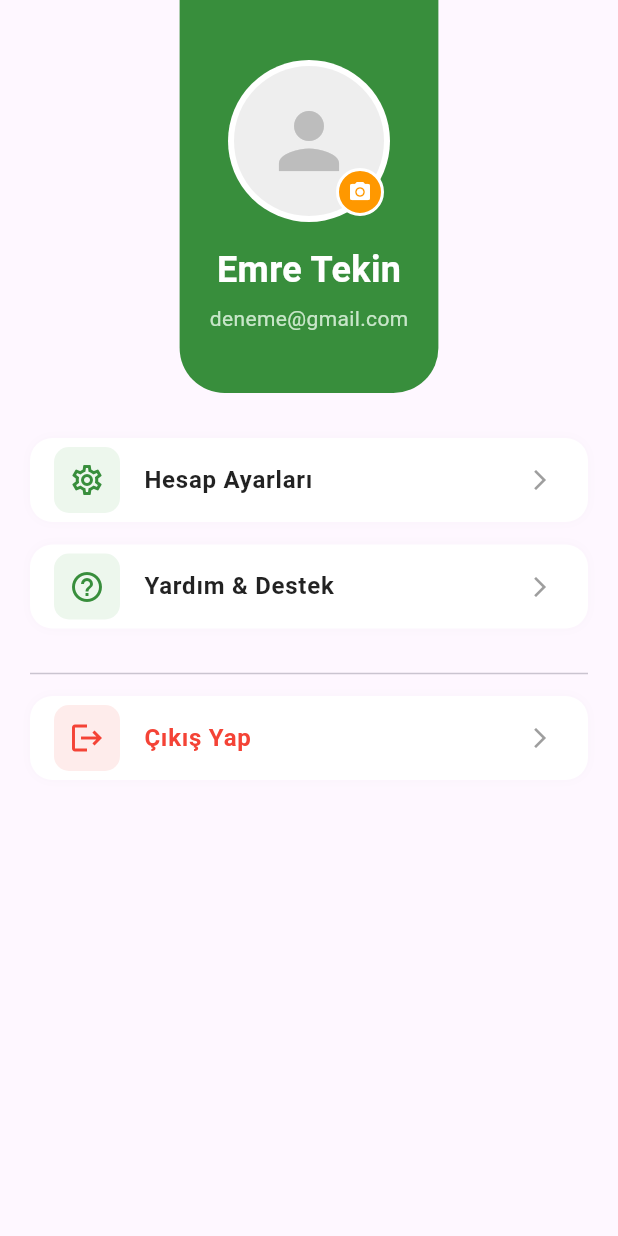
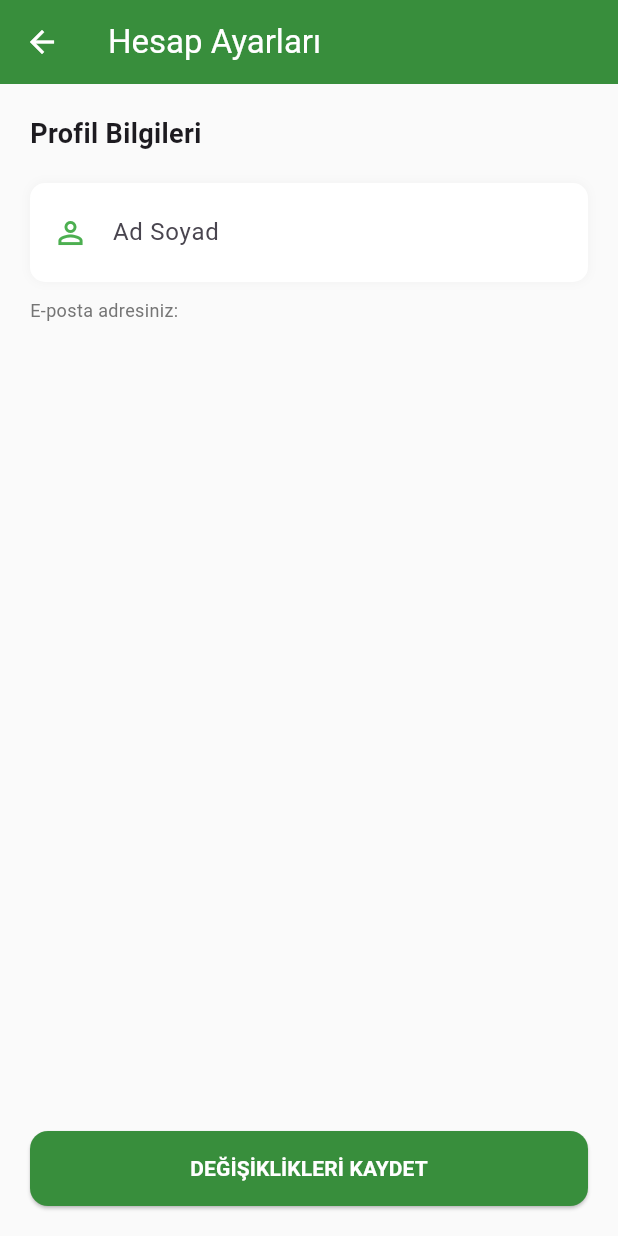
Before and after one commit to bosdancimehmet/Tasarim, a Flutter app: the ProfileContent widget shown alone on an empty page, opened directly, after a tap on "Hesap Ayarları", on a phone screen of 412 x 824 dp. Run offline on Flutter 3.47's test engine with Material 3 defaults, Android fonts, the phone set to English and light mode, and no system bars; our stand-ins replace cloud_firestore, firebase_auth, firebase_core; accounts and stored records are empty; network calls fail.

Commit message:
Firebase Auth, Firestore veritabani ve Profil Ayarlari eklendi

```diff
--- /dev/null
+++ b/lib/account_settings_page.dart
@@ -0,0 +1,117 @@
+import 'package:flutter/material.dart';
+import 'package:firebase_auth/firebase_auth.dart';
+
+class AccountSettingsPage extends StatefulWidget {
+  const AccountSettingsPage({super.key});
+
+  @override
+  State<AccountSettingsPage> createState() => _AccountSettingsPageState();
+}
+
+class _AccountSettingsPageState extends State<AccountSettingsPage> {
+  final _nameController = TextEditingController();
+  final user = FirebaseAuth.instance.currentUser; // Mevcut kullanıcıyı al
+  bool isLoading = false;
+
+  @override
+  void initState() {
+    super.initState();
+    // Sayfa açıldığında mevcut ismi kutucuğa otomatik yaz
+    _nameController.text = user?.displayName ?? "";
+  }
+
+  // --- İSİM GÜNCELLEME FONKSİYONU ---
+  Future<void> _updateName() async {
+    if (_nameController.text.isEmpty) return;
+
+    setState(() => isLoading = true);
+
+    try {
+      // 1. Firebase'deki ismi güncelle
+      await user?.updateDisplayName(_nameController.text.trim());
+
+      // 2. Kullanıcı bilgilerini yenile (Lokal cache temizlensin)
+      await user?.reload();
+
+      if (mounted) {
+        ScaffoldMessenger.of(context).showSnackBar(
+          const SnackBar(content: Text("İsim başarıyla güncellendi!"), backgroundColor: Colors.green),
+        );
+        Navigator.pop(context); // Sayfayı kapat ve geri dön
+      }
+    } catch (e) {
+      ScaffoldMessenger.of(context).showSnackBar(
+        SnackBar(content: Text("Hata: $e"), backgroundColor: Colors.red),
+      );
+    } finally {
+      if (mounted) setState(() => isLoading = false);
+    }
+  }
+
+  @override
+  Widget build(BuildContext context) {
+    return Scaffold(
+      backgroundColor: Colors.grey[50],
+      appBar: AppBar(
+        title: const Text("Hesap Ayarları", style: TextStyle(color: Colors.white)),
+        backgroundColor: Colors.green[700],
+        iconTheme: const IconThemeData(color: Colors.white),
+      ),
+      body: Padding(
+        padding: const EdgeInsets.all(20.0),
+        child: Column(
+          crossAxisAlignment: CrossAxisAlignment.start,
+          children: [
+            const Text(
+              "Profil Bilgileri",
+              style: TextStyle(fontSize: 18, fontWeight: FontWeight.bold),
+            ),
+            const SizedBox(height: 20),
+
+            // İsim Değiştirme Kutusu
+            Container(
+              padding: const EdgeInsets.symmetric(horizontal: 15, vertical: 5),
+              decoration: BoxDecoration(
+                color: Colors.white,
+                borderRadius: BorderRadius.circular(10),
+                boxShadow: [BoxShadow(color: Colors.grey.withOpacity(0.1), blurRadius: 5)],
+              ),
+              child: TextField(
+                controller: _nameController,
+                decoration: const InputDecoration(
+                  labelText: "Ad Soyad",
+                  border: InputBorder.none,
+                  icon: Icon(Icons.person_outline, color: Colors.green),
+                ),
+              ),
+            ),
+
+            const SizedBox(height: 10),
+            Text(
+              "E-posta adresiniz: ${user?.email}",
+              style: TextStyle(color: Colors.grey[600], fontSize: 12),
+            ),
+
+            const Spacer(),
+
+            // Kaydet Butonu
+            SizedBox(
+              width: double.infinity,
+              height: 50,
+              child: ElevatedButton(
+                onPressed: isLoading ? null : _updateName,
+                style: ElevatedButton.styleFrom(
+                  backgroundColor: Colors.green[700],
+                  shape: RoundedRectangleBorder(borderRadius: BorderRadius.circular(12)),
+                ),
+                child: isLoading
+                  ? const CircularProgressIndicator(color: Colors.white)
+                  : const Text("DEĞİŞİKLİKLERİ KAYDET", style: TextStyle(color: Colors.white, fontWeight: FontWeight.bold)),
+              ),
+            ),
+          ],
+        ),
+      ),
+    );
+  }
+}
--- a/lib/home_page.dart
+++ b/lib/home_page.dart
@@ -1,7 +1,10 @@
 import 'package:flutter/material.dart';
 import 'dart:math' as math;
+import 'package:firebase_auth/firebase_auth.dart';
 import 'waste_history_page.dart';
-import 'waste_data.dart'; // Ortak veriyi dahil ettik
+import 'waste_data.dart';
+import 'main.dart';
+import 'account_settings_page.dart';
 
 class HomePage extends StatefulWidget {
   const HomePage({super.key});
@@ -22,7 +25,6 @@ class _HomePageState extends State<HomePage> {
   @override
   Widget build(BuildContext context) {
     // Sayfa içerikleri
-    // HomeContent'e sayfayı yenilemesi için bir fonksiyon (onRefresh) gönderiyoruz
     final List<Widget> pages = [
       HomeContent(onRefresh: () => setState(() {})),
       const CameraPlaceholder(),
@@ -64,19 +66,17 @@ class _HomePageState extends State<HomePage> {
 
 // --- ANA SAYFA İÇERİĞİ ---
 class HomeContent extends StatelessWidget {
-  final VoidCallback onRefresh; // Sayfayı yenilemek için gerekli fonksiyon
+  final VoidCallback onRefresh;
 
   const HomeContent({super.key, required this.onRefresh});
 
   @override
   Widget build(BuildContext context) {
-    // 3. ADIM: Verileri global dosyadan okuyup topluyoruz
     int totalCount = 0;
     globalWasteData.forEach((key, value) {
       totalCount += (value['count'] as int);
     });
 
-    // 4. ADIM: Yüzdeyi global hedefe göre hesaplıyoruz
     double progressPercent = (totalCount / (globalTargetCount > 0 ? globalTargetCount : 1)).clamp(0.0, 1.0);
 
     return SingleChildScrollView(
@@ -132,14 +132,13 @@ class HomeContent extends StatelessWidget {
           ),
           const SizedBox(height: 30),
 
-          // --- ÇEVRESEL KAZANIMLAR (DİNAMİK) ---
+          // --- ÇEVRESEL KAZANIMLAR ---
           Row(
             mainAxisAlignment: MainAxisAlignment.spaceBetween,
             children: [
               const Text("Çevresel Kazanımlarım", style: TextStyle(fontSize: 18, fontWeight: FontWeight.bold)),
               TextButton(
                 onPressed: () {
-                  // Detay sayfasına git ve DÖNDÜĞÜNDE ekranı yenile
                   Navigator.push(context, MaterialPageRoute(builder: (context) => const WasteHistoryPage())).then((_) {
                     onRefresh();
                   });
@@ -165,15 +164,12 @@ class HomeContent extends StatelessWidget {
               ),
               child: Column(
                 children: [
-                  // --- ÖZEL ARC WIDGET (ARTIK DİNAMİK) ---
                   ArcProgressBar(
                     percentage: progressPercent,
                     value: "$totalCount",
                     label: "ADET",
                   ),
-
                   const SizedBox(height: 30),
-
                   Row(
                     mainAxisAlignment: MainAxisAlignment.spaceBetween,
                     children: [
@@ -230,16 +226,19 @@ class CameraPlaceholder extends StatelessWidget {
   }
 }
 
-// --- 3. PROFİL SAYFASI (SADELEŞTİRİLMİŞ HALİ) ---
+// --- 3. PROFİL SAYFASI ---
 class ProfileContent extends StatelessWidget {
   const ProfileContent({super.key});
 
   @override
   Widget build(BuildContext context) {
+    // Firebase'den mevcut kullanıcıyı alıyoruz
+    final user = FirebaseAuth.instance.currentUser;
+
     return SingleChildScrollView(
       child: Column(
         children: [
-          // 1. ÜST BAŞLIK (Profil Fotosu ve İsim) - AYNI KALDI
+          // 1. ÜST BAŞLIK (Profil Fotosu ve Dinamik İsim)
           Container(
             padding: const EdgeInsets.symmetric(vertical: 40, horizontal: 20),
             decoration: BoxDecoration(
@@ -279,31 +278,64 @@ class ProfileContent extends StatelessWidget {
                   ],
                 ),
                 const SizedBox(height: 15),
-                const Text(
-                  "Emre Tekin",
-                  style: TextStyle(fontSize: 24, fontWeight: FontWeight.bold, color: Colors.white),
+                // --- DİNAMİK İSİM ---
+                Text(
+                  user?.displayName ?? "Kullanıcı", // Kullanıcı adı yoksa "Kullanıcı" yazar
+                  style: const TextStyle(fontSize: 24, fontWeight: FontWeight.bold, color: Colors.white),
                 ),
                 const SizedBox(height: 5),
+                // --- DİNAMİK EMAİL ---
                 Text(
-                  "deneme@gmail.com",
+                  user?.email ?? "E-posta bulunamadı",
                   style: TextStyle(fontSize: 14, color: Colors.green[100]),
                 ),
               ],
             ),
           ),
 
-          const SizedBox(height: 30), // Boşluğu biraz artırdık çünkü aradaki kartlar gitti
+          const SizedBox(height: 30),
 
-          // 2. MENÜ SEÇENEKLERİ (SADELEŞTİRİLDİ)
+          // 2. MENÜ SEÇENEKLERİ
           Padding(
             padding: const EdgeInsets.symmetric(horizontal: 20),
             child: Column(
               children: [
-                _buildMenuOption(Icons.settings_outlined, "Hesap Ayarları"),
-                // "Geri Dönüşüm Geçmişi" ve "Sıralama" buradan silindi.
+                // --- 2.Hesap Ayarları Linki ---
+                _buildMenuOption(
+                  Icons.settings_outlined,
+                  "Hesap Ayarları",
+                  onTap: () {
+                    Navigator.push(
+                      context,
+                      MaterialPageRoute(builder: (context) => const AccountSettingsPage()),
+                    ).then((_) {
+                      // Geri dönünce sayfayı yeniliyoruz ki isim değişsin
+                      (context as Element).markNeedsBuild();
+                    });
+                  }
+                ),
+
                 _buildMenuOption(Icons.help_outline, "Yardım & Destek"),
                 const Divider(height: 30),
-                _buildMenuOption(Icons.logout, "Çıkış Yap", isDestructive: true),
+
+                // --- ÇIKIŞ YAP BUTONU ---
+                _buildMenuOption(
+                  Icons.logout,
+                  "Çıkış Yap",
+                  isDestructive: true,
+                  onTap: () async {
+                    // Firebase'den çıkış yap
+                    await FirebaseAuth.instance.signOut();
+
+                    // Giriş ekranına yönlendir ve geçmişi temizle
+                    if (context.mounted) {
+                       Navigator.of(context).pushAndRemoveUntil(
+                        MaterialPageRoute(builder: (context) => const AuthScreen()),
+                        (route) => false,
+                      );
+                    }
+                  }
+                ),
               ],
             ),
           ),
@@ -313,8 +345,8 @@ class ProfileContent extends StatelessWidget {
     );
   }
 
-  // Menü oluşturucu (İstatistik oluşturucu silindi çünkü artık kullanılmıyor)
-  Widget _buildMenuOption(IconData icon, String title, {bool isDestructive = false}) {
+  // Menü oluşturucu
+  Widget _buildMenuOption(IconData icon, String title, {bool isDestructive = false, VoidCallback? onTap}) {
     return Container(
       margin: const EdgeInsets.only(bottom: 15),
       decoration: BoxDecoration(
@@ -336,7 +368,7 @@ class ProfileContent extends StatelessWidget {
           style: TextStyle(fontWeight: FontWeight.w600, color: isDestructive ? Colors.red : Colors.black87),
         ),
         trailing: const Icon(Icons.arrow_forward_ios, size: 16, color: Colors.grey),
-        onTap: () {},
+        onTap: onTap ?? () {},
       ),
     );
   }
--- a/lib/waste_data.dart
+++ b/lib/waste_data.dart
@@ -1,8 +1,8 @@
-// Global Hedef Değişkenleri (Tüm sayfalardan erişilebilir)
+// Global Hedef Değişkenleri
 int globalTargetCount = 250; // Varsayılan hedef
 int globalTargetMoney = 1000; // Varsayılan puan hedefi
 
-// Global Atık Verisi (İki sayfa da burayı kullanacak)
+// Global Atık Verisi
 final Map<String, dynamic> globalWasteData = {
   "Plastik": {"count": 12, "price": 10},
   "Kağıt": {"count": 5, "price": 5},
--- a/lib/waste_history_page.dart
+++ b/lib/waste_history_page.dart
@@ -1,5 +1,5 @@
 import 'package:flutter/material.dart';
-import 'waste_data.dart'; // Ortak veriyi dahil ettik
+import 'waste_data.dart';
 
 class WasteHistoryPage extends StatefulWidget {
   const WasteHistoryPage({super.key});
--- a/pubspec.yaml
+++ b/pubspec.yaml
@@ -34,6 +34,9 @@ dependencies:
   # The following adds the Cupertino Icons font to your application.
   # Use with the CupertinoIcons class for iOS style icons.
   cupertino_icons: ^1.0.8
+  firebase_core: ^4.3.0
+  firebase_auth: ^6.1.3
+  cloud_firestore: ^6.1.1
 
 dev_dependencies:
   flutter_test:
```
Also changed, not shown: lib/main.dart (+129 -127 lines), firebase.json (added), lib/firebase_options.dart (added), pubspec.lock, 6 other files.
